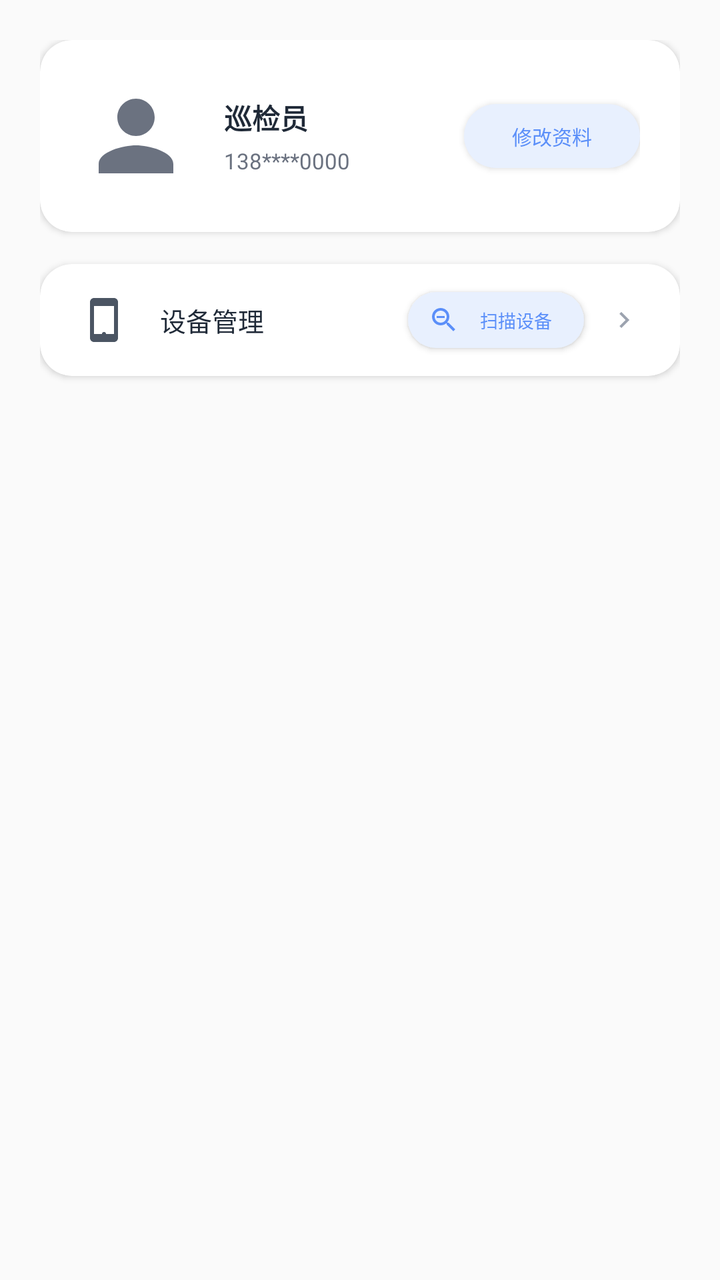
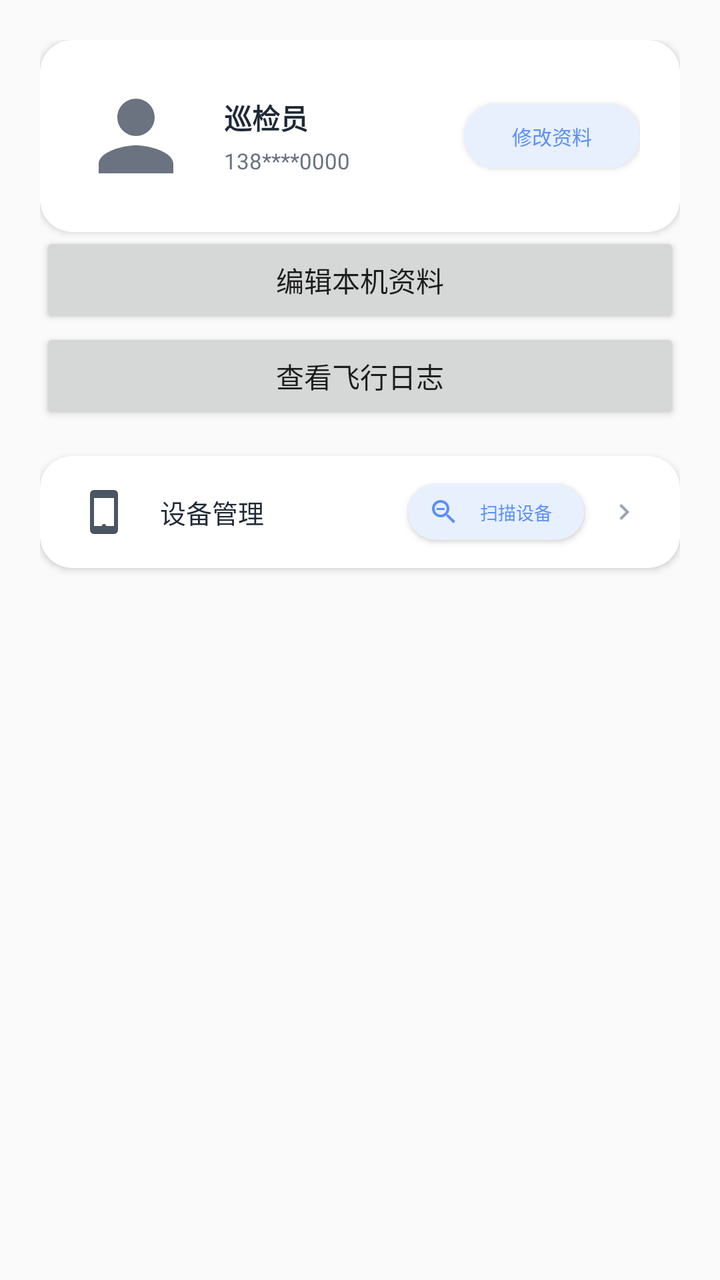

Two renders of the same Android screen: before a commit and after it. Below are the layout's source before the change and the commit's diff.
<!-- AndroidManifest.xml: application theme Theme.AppCompat.Light.NoActionBar -->
<!-- res/layout/fragment_account.xml -->
<?xml version="1.0" encoding="utf-8"?>
<LinearLayout xmlns:android="http://schemas.android.com/apk/res/android"
              xmlns:app="http://schemas.android.com/apk/res-auto"
              android:layout_width="match_parent"
              android:layout_height="match_parent"
              android:orientation="vertical"
              android:padding="20dp">

    
    <androidx.cardview.widget.CardView
            android:layout_width="match_parent"
            android:layout_height="wrap_content"
            app:cardCornerRadius="16dp"
            app:cardElevation="2dp">

        <LinearLayout
                android:layout_width="match_parent"
                android:layout_height="wrap_content"
                android:orientation="horizontal"
                android:padding="20dp"
                android:gravity="center_vertical">

            <ImageView
                    android:id="@+id/iv_avatar"
                    android:layout_width="56dp"
                    android:layout_height="56dp"
                    android:src="@drawable/ic_profile"
                    android:background="@drawable/bg_white_circle" />

            <LinearLayout
                    android:layout_width="0dp"
                    android:layout_height="wrap_content"
                    android:layout_weight="1"
                    android:layout_marginStart="16dp"
                    android:orientation="vertical">

                <TextView
                        android:id="@+id/tv_username"
                        android:layout_width="wrap_content"
                        android:layout_height="wrap_content"
                        android:text="巡检员"
                        android:textSize="14sp"
                        android:textStyle="bold"
                        android:textColor="@color/gray_800" />

                <TextView
                        android:id="@+id/tv_phone"
                        android:layout_width="wrap_content"
                        android:layout_height="wrap_content"
                        android:text="138****0000"
                        android:textSize="11sp"
                        android:textColor="@color/gray_500"
                        android:layout_marginTop="4dp" />
            </LinearLayout>

            <Button
                    android:id="@+id/btn_edit_profile"
                    android:layout_width="wrap_content"
                    android:layout_height="32dp"
                    android:text="修改资料"
                    android:textSize="10sp"
                    android:background="@drawable/bg_primary_light"
                    android:textColor="@color/primary" />
        </LinearLayout>
    </androidx.cardview.widget.CardView>

    
    <androidx.cardview.widget.CardView
            android:layout_width="match_parent"
            android:layout_height="wrap_content"
            android:layout_marginTop="16dp"
            app:cardCornerRadius="16dp"
            app:cardElevation="2dp">

        <LinearLayout
                android:id="@+id/ll_device_manage"
                android:layout_width="match_parent"
                android:layout_height="56dp"
                android:orientation="horizontal"
                android:gravity="center_vertical"
                android:paddingHorizontal="20dp"
                android:clickable="true"
                android:focusable="true"
                android:background="?android:attr/selectableItemBackground">

            <ImageView
                    android:layout_width="24dp"
                    android:layout_height="24dp"
                    android:src="@drawable/ic_device"
                    android:tint="@color/gray_600" />

            <TextView
                    android:layout_width="0dp"
                    android:layout_height="wrap_content"
                    android:layout_weight="1"
                    android:layout_marginStart="16dp"
                    android:text="设备管理"
                    android:textSize="13sp"
                    android:textColor="@color/gray_800" />

            <Button
                    android:id="@+id/btn_scan_device"
                    android:layout_width="wrap_content"
                    android:layout_height="28dp"
                    android:text="扫描设备"
                    android:textSize="9sp"
                    android:textColor="@color/primary"
                    android:background="@drawable/bg_primary_light"
                    android:drawableStart="@drawable/ic_scan"
                    android:drawablePadding="4dp"
                    android:paddingHorizontal="10dp"
                    android:layout_marginEnd="12dp" />

            <ImageView
                    android:layout_width="16dp"
                    android:layout_height="16dp"
                    android:src="@drawable/ic_chevron_right"
                    android:tint="@color/gray_400" />
        </LinearLayout>
    </androidx.cardview.widget.CardView>

</LinearLayout>
<!-- resources referenced by this layout -->
<resources>
  <color name="gray_400">#9CA3AF</color>
  <color name="gray_500">#6B7280</color>
  <color name="gray_600">#4B5563</color>
  <color name="gray_800">#1F2937</color>
  <color name="primary">#5B8FF9</color>
  <!-- drawable bg_primary_light (drawable) -->
  <?xml version="1.0" encoding="utf-8"?>
  <shape xmlns:android="http://schemas.android.com/apk/res/android">
      <solid android:color="@color/primary_light"/>
      <corners android:radius="16dp"/>
  </shape>
  <!-- drawable bg_white_circle (drawable) -->
  <?xml version="1.0" encoding="utf-8"?>
  <shape xmlns:android="http://schemas.android.com/apk/res/android">
      <solid android:color="@color/white"/>
      <corners android:radius="28dp"/>
  </shape>
  <!-- drawable ic_chevron_right (drawable) -->
  <?xml version="1.0" encoding="utf-8"?>
  <vector xmlns:android="http://schemas.android.com/apk/res/android"
          android:width="16dp"
          android:height="16dp"
          android:viewportWidth="24"
          android:viewportHeight="24">
      <path android:fillColor="@color/gray_400"
            android:pathData="M10,6L8.59,7.41 13.17,12l-4.58,4.59L10,18l6,-6z"/>
  </vector>
  <!-- drawable ic_device (drawable) -->
  <?xml version="1.0" encoding="utf-8"?>
  <vector xmlns:android="http://schemas.android.com/apk/res/android"
      android:width="24dp"
      android:height="24dp"
      android:viewportWidth="24"
      android:viewportHeight="24">
      <path
          android:fillColor="@color/gray_600"
          android:pathData="M17,1H7C5.9,1 5,1.9 5,3v18c0,1.1 0.9,2 2,2h10c1.1,0 2,-0.9 2,-2V3C19,1.9 18.1,1 17,1zM17,19H7V5h10V19z"/>
      <path
          android:fillColor="@color/gray_600"
          android:pathData="M12,19m-1,0a1,1 0,1 1,2 0a1,1 0,1 1,-2 0"/>
  </vector>
  <!-- drawable ic_profile (drawable) -->
  <?xml version="1.0" encoding="utf-8"?>
  <vector xmlns:android="http://schemas.android.com/apk/res/android"
          android:width="24dp"
          android:height="24dp"
          android:viewportWidth="24"
          android:viewportHeight="24">
      <path
              android:fillColor="@color/gray_500"
              android:pathData="M12,12c2.21,0 4,-1.79 4,-4s-1.79,-4 -4,-4 -4,1.79 -4,4 1.79,4 4,4zM12,14c-2.67,0 -8,1.34 -8,4v2h16v-2c0,-2.66 -5.33,-4 -8,-4z"/>
  </vector>
  <!-- drawable ic_scan (drawable) -->
  <?xml version="1.0" encoding="utf-8"?>
  <vector xmlns:android="http://schemas.android.com/apk/res/android"
      android:width="16dp"
      android:height="16dp"
      android:viewportWidth="24"
      android:viewportHeight="24">
      <path
          android:fillColor="@color/primary"
          android:pathData="M15.5,14h-0.79l-0.28,-0.27C15.41,12.59 16,11.11 16,9.5 16,5.91 13.09,3 9.5,3S3,5.91 3,9.5 5.91,16 9.5,16c1.61,0 3.09,-0.59 4.23,-1.57l0.27,0.28v0.79l5,4.99L20.49,19l-4.99,-5zM9.5,14C7.01,14 5,11.99 5,9.5S7.01,5 9.5,5 14,7.01 14,9.5 11.99,14 9.5,14z"/>
      <path
          android:fillColor="@color/primary"
          android:pathData="M6.5,9h6v1.5h-6z"/>
  </vector>
  <color name="primary_light">#E8F0FE</color>
  <color name="white">#FFFFFF</color>
</resources>

<!-- the commit's change to res/layout/fragment_account.xml (unified diff, before → after) -->
@@ -1,8 +1,12 @@
 <?xml version="1.0" encoding="utf-8"?>
-<LinearLayout xmlns:android="http://schemas.android.com/apk/res/android"
+<ScrollView xmlns:android="http://schemas.android.com/apk/res/android"
               xmlns:app="http://schemas.android.com/apk/res-auto"
               android:layout_width="match_parent"
               android:layout_height="match_parent"
+              android:fillViewport="true">
+<LinearLayout
+              android:layout_width="match_parent"
+              android:layout_height="wrap_content"
               android:orientation="vertical"
               android:padding="20dp">
 
@@ -64,6 +68,18 @@
         </LinearLayout>
     </androidx.cardview.widget.CardView>
 
+    <Button
+            android:id="@+id/btn_local_profile"
+            android:layout_width="match_parent"
+            android:layout_height="48dp"
+            android:text="编辑本机资料" />
+
+    <Button
+            android:id="@+id/btn_flight_logs"
+            android:layout_width="match_parent"
+            android:layout_height="48dp"
+            android:text="查看飞行日志" />
+
     
     <androidx.cardview.widget.CardView
             android:layout_width="match_parent"
@@ -120,3 +136,4 @@
     </androidx.cardview.widget.CardView>
 
 </LinearLayout>
+</ScrollView>
